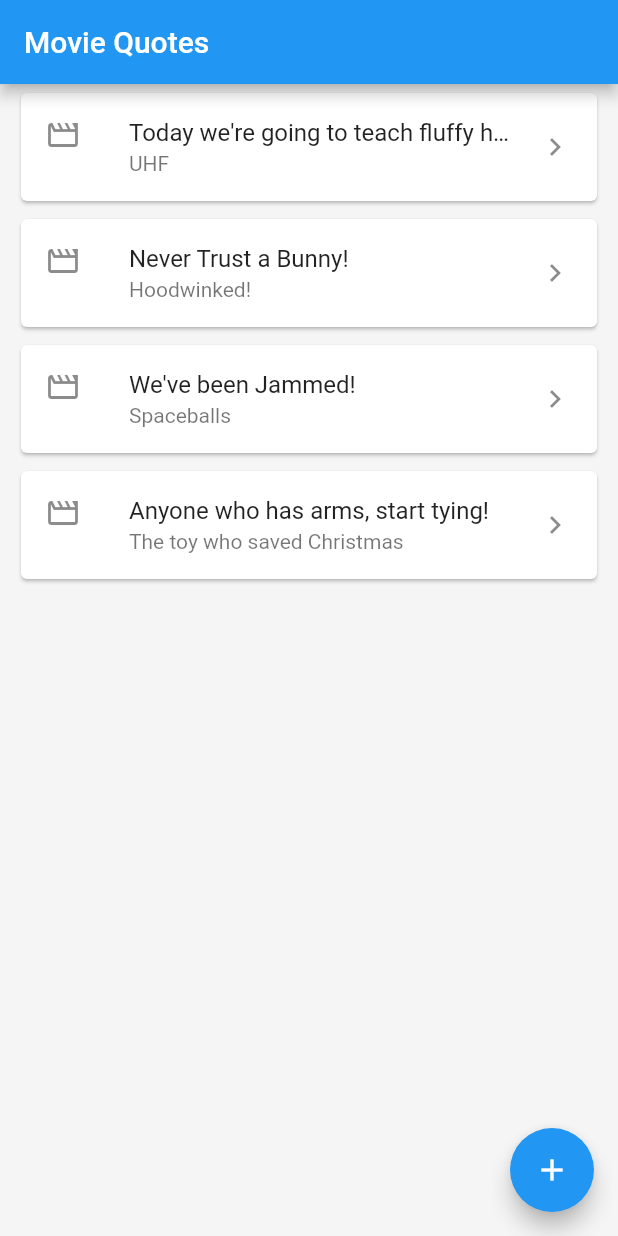
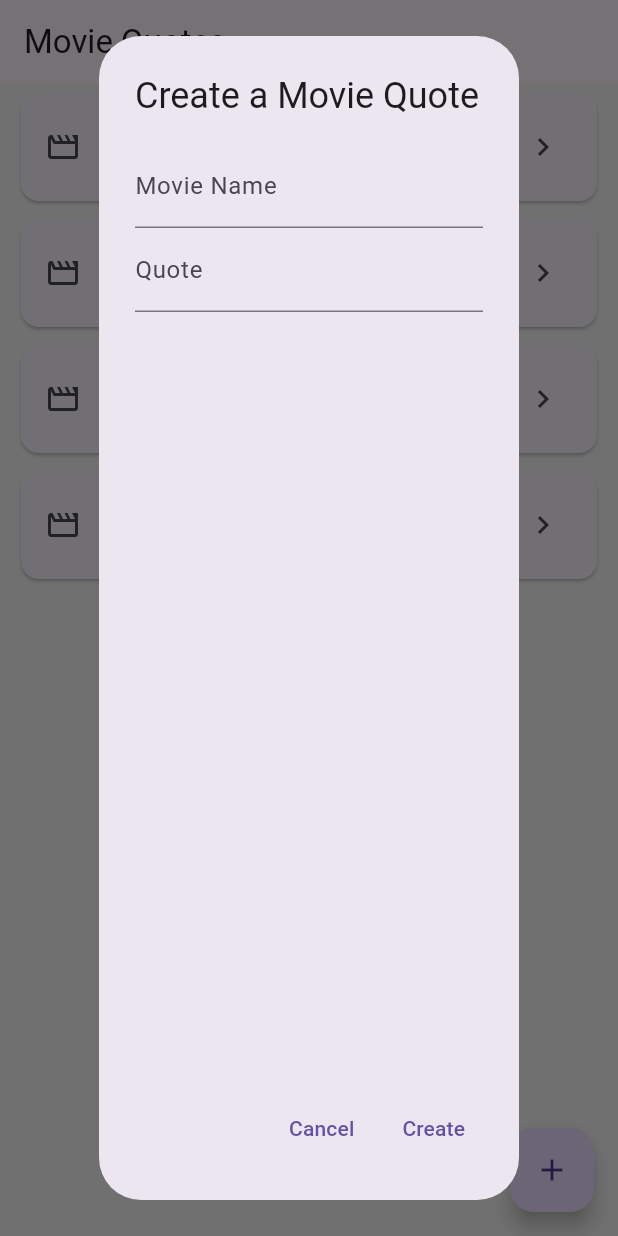
Before and after one commit to painteza-CSSE490/movie-quotes, a Flutter app: the screen it shows after launch, after a tap on the "add" icon, on a phone screen of 412 x 824 dp. Run offline on Flutter 3.47's test engine with Material 2 defaults, Android fonts, the phone set to English and light mode, and no system bars.

Commit message:
DId stuff

```diff
--- a/movie_quotes/lib/components/movie_quote_row_component.dart
+++ b/movie_quotes/lib/components/movie_quote_row_component.dart
@@ -5,25 +5,30 @@ import 'package:flutter/src/widgets/framework.dart';
 import '../models/movie_quote.dart';
 
 class MovieQuoteRow extends StatelessWidget {
-  final MovieQuote mq;
-  const MovieQuoteRow(this.mq, {super.key});
+  final MovieQuote movieQuote;
+  final Function() onTap;
+  const MovieQuoteRow(
+      {super.key, required this.movieQuote, required this.onTap});
   @override
   Widget build(BuildContext context) {
-    return Container(
+    return GestureDetector(
+      onTap: onTap,
+      child: Container(
         margin: EdgeInsets.symmetric(horizontal: 10.0, vertical: 2),
         child: Card(
           child: ListTile(
               leading: const Icon(Icons.movie_creation_outlined),
               title: Text(
-              mq.quote,
+                movieQuote.quote,
                 overflow: TextOverflow.ellipsis,
               ),
               subtitle: Text(
-              mq.movie,
+                movieQuote.movie,
                 overflow: TextOverflow.ellipsis,
               ),
               trailing: const Icon(Icons.chevron_right)),
         ),
+      ),
     );
   }
 }
--- a/movie_quotes/lib/main.dart
+++ b/movie_quotes/lib/main.dart
@@ -15,6 +15,7 @@ class MyApp extends StatelessWidget {
       title: 'Movie Quotes',
       theme: ThemeData(
         primarySwatch: Colors.blue,
+        useMaterial3: true,
       ),
       home: const MovieQuotesListPage(),
     );
--- a/movie_quotes/lib/pages/movie_quotes_list_page.dart
+++ b/movie_quotes/lib/pages/movie_quotes_list_page.dart
@@ -2,6 +2,7 @@ import 'package:flutter/material.dart';
 import 'package:flutter/src/widgets/container.dart';
 import 'package:flutter/src/widgets/framework.dart';
 import 'package:movie_quotes/models/movie_quote.dart';
+import 'package:movie_quotes/pages/movie_quote_detail_page.dart';
 
 import '../components/movie_quote_row_component.dart';
 
@@ -13,6 +14,8 @@ class MovieQuotesListPage extends StatefulWidget {
 }
 
 class _MovieQuotesListPageState extends State<MovieQuotesListPage> {
+  final movieQuoteTextController = TextEditingController();
+  final movieNameTextController = TextEditingController();
   final List<MovieQuote> quotes = [];
   @override
   void initState() {
@@ -30,13 +33,23 @@ class _MovieQuotesListPageState extends State<MovieQuotesListPage> {
   @override
   void dispose() {
     // TODO: implement dispose
+    movieNameTextController.dispose();
+    movieQuoteTextController.dispose();
     super.dispose();
   }
 
   @override
   Widget build(BuildContext context) {
-    final List<MovieQuoteRow> movieRows =
-        quotes.map((mq) => MovieQuoteRow(mq)).toList();
+    final List<MovieQuoteRow> movieRows = quotes
+        .map((mq) => MovieQuoteRow(
+            movieQuote: mq,
+            onTap: () {
+              Navigator.push(context,
+                  MaterialPageRoute(builder: (BuildContext context) {
+                return MovieQuoteDetailPage(mq);
+              }));
+            }))
+        .toList();
     // for (final movieQuote in quotes) {
     //   movieRows.add(MovieQuoteRow(movieQuote));
     // }
@@ -56,11 +69,67 @@ class _MovieQuotesListPageState extends State<MovieQuotesListPage> {
       ),
       floatingActionButton: FloatingActionButton(
         onPressed: (() {
-          print("You pressed the FAB!");
+          showCreateQuoteDialog(context);
         }),
         tooltip: 'Create',
         child: const Icon(Icons.add),
       ),
     );
   }
+
+  Future<void> showCreateQuoteDialog(BuildContext context) {
+    return showDialog<void>(
+      context: context,
+      builder: (BuildContext context) {
+        return AlertDialog(
+          title: const Text('Create a Movie Quote'),
+          content:
+              //TODO: change all of this!
+              Column(
+            crossAxisAlignment: CrossAxisAlignment.start,
+            children: [
+              TextFormField(
+                decoration: const InputDecoration(
+                    border: UnderlineInputBorder(), labelText: "Movie Name"),
+                controller: movieNameTextController,
+              ),
+              TextFormField(
+                  decoration: const InputDecoration(
+                      border: UnderlineInputBorder(), labelText: "Quote"),
+                  controller: movieQuoteTextController),
+            ],
+          ),
+          actions: <Widget>[
+            TextButton(
+              style: TextButton.styleFrom(
+                textStyle: Theme.of(context).textTheme.labelLarge,
+              ),
+              child: const Text('Cancel'),
+              onPressed: () {
+                movieNameTextController.text = "";
+                movieQuoteTextController.text = "";
+                Navigator.of(context).pop();
+              },
+            ),
+            TextButton(
+              style: TextButton.styleFrom(
+                textStyle: Theme.of(context).textTheme.labelLarge,
+              ),
+              child: const Text('Create'),
+              onPressed: () {
+                setState(() {
+                  quotes.add(MovieQuote(
+                      quote: movieQuoteTextController.text,
+                      movie: movieNameTextController.text));
+                  Navigator.of(context).pop();
+                  movieNameTextController.text = "";
+                  movieQuoteTextController.text = "";
+                });
+              },
+            ),
+          ],
+        );
+      },
+    );
+  }
 }
```
Also changed, not shown: movie_quotes/lib/pages/movie_quote_detail_page.dart (+94 -0 lines). Lines whose indentation alone changed are shown as unchanged.
